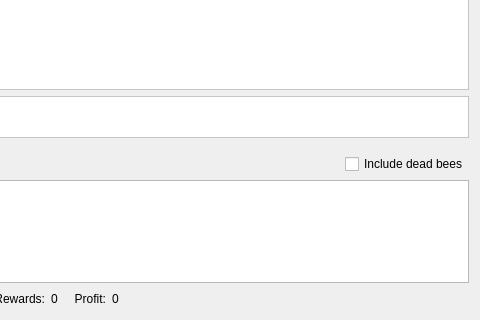
litecoincash-project/litecoincash, file src/qt/forms/hivedialog.ui: the form before one commit; both pictures show x 520 to 1000 and y 272 to 592 of the 1000 by 592 pixel window.
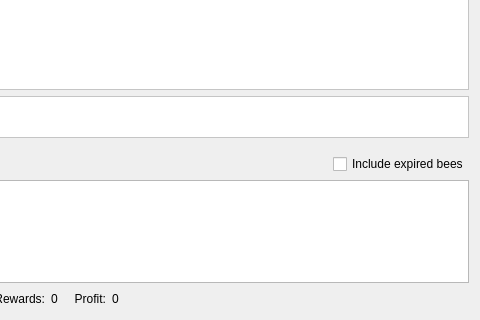
The form after the commit. Icons and pictures are not drawn. Custom widgets are drawn as their Qt base class.

What changed in the file:
```diff
--- a/src/qt/forms/hivedialog.ui
+++ b/src/qt/forms/hivedialog.ui
@@ -913,7 +913,7 @@
         <string>If ticked, your hive display and summary will include bees that have expired as well as bees that are currently living.</string>
        </property>
        <property name="text">
-        <string>Include dead bees</string>
+        <string>Include expired bees</string>
        </property>
        <property name="checked">
         <bool>false</bool>
```
